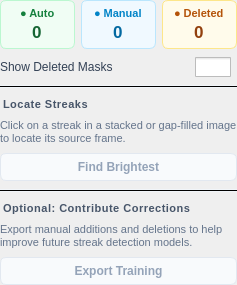
Before: the Qt Designer form src/startrails/ui/step_review_detections.ui in gkyle/startrails, drawn with Qt 5.
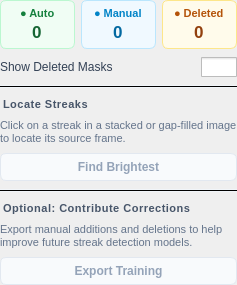
After: the same form once the commit is applied. Icons and pictures are not drawn.

The edit to the form file:
```diff
--- a/src/startrails/ui/step_review_detections.ui
+++ b/src/startrails/ui/step_review_detections.ui
@@ -239,16 +239,10 @@
         <cursorShape>PointingHandCursor</cursorShape>
        </property>
        <property name="styleSheet">
-        <string>   QCheckBox#showDeletedMasks::indicator {
-       width: 36px;
-       height: 20px;
-   }
-   QCheckBox#showDeletedMasks::indicator:unchecked {
-       image: url(src/startrails/ui/icons_darktheme/switch_off.png);
-   }
-   QCheckBox#showDeletedMasks::indicator:checked {
-       image: url(src/startrails/ui/icons_darktheme/switch_on.png);
-   }</string>
+        <string notr="true">QCheckBox#showDeletedMasks { spacing: 0px; }
+      QCheckBox#showDeletedMasks::indicator { width: 36px; height: 20px; }
+      QCheckBox#showDeletedMasks::indicator:unchecked { image: url(:/startrails/ui/switch_off.png); }
+      QCheckBox#showDeletedMasks::indicator:checked { image: url(:/startrails/ui/switch_on.png); }</string>
        </property>
        <property name="text">
         <string />
```
Left out of the diff: 4 changed lines with no effect on the pictures.
